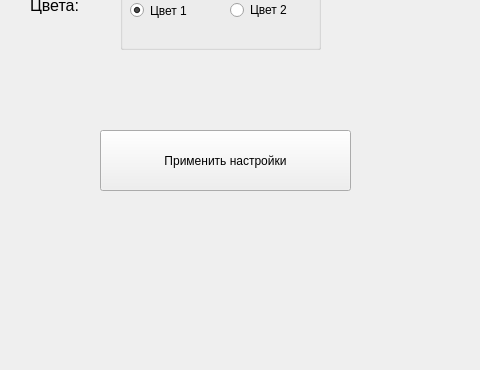
Above: Task5/Resources/ui/forms/settings.ui from SaVyrin/Languages-and-Programming-Systems before the change; both pictures show x 160 to 640 and y 230 to 600 of the 800 by 600 pixel window. Below: the same form after it.
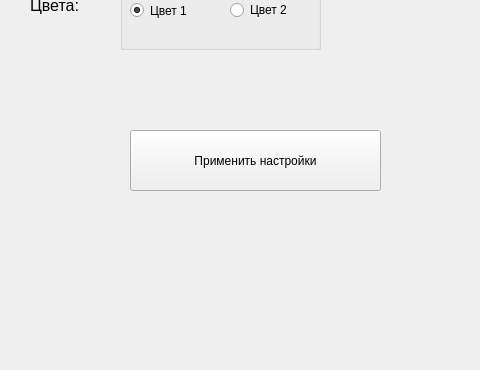
That is the form after the change.

Diff of the .ui file:
```diff
--- a/Task5/Resources/ui/forms/settings.ui
+++ b/Task5/Resources/ui/forms/settings.ui
@@ -47,7 +47,7 @@
    <widget class="QPushButton" name="saveSettingsButton">
     <property name="geometry">
      <rect>
-      <x>260</x>
+      <x>290</x>
       <y>360</y>
       <width>251</width>
       <height>61</height>
```
